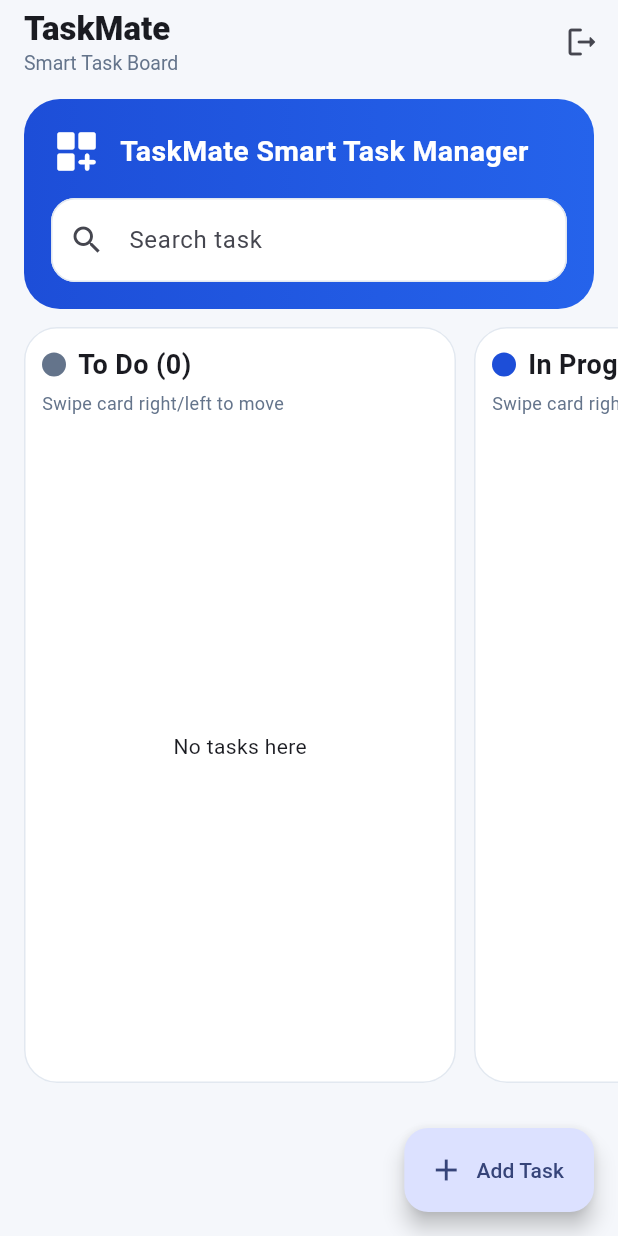
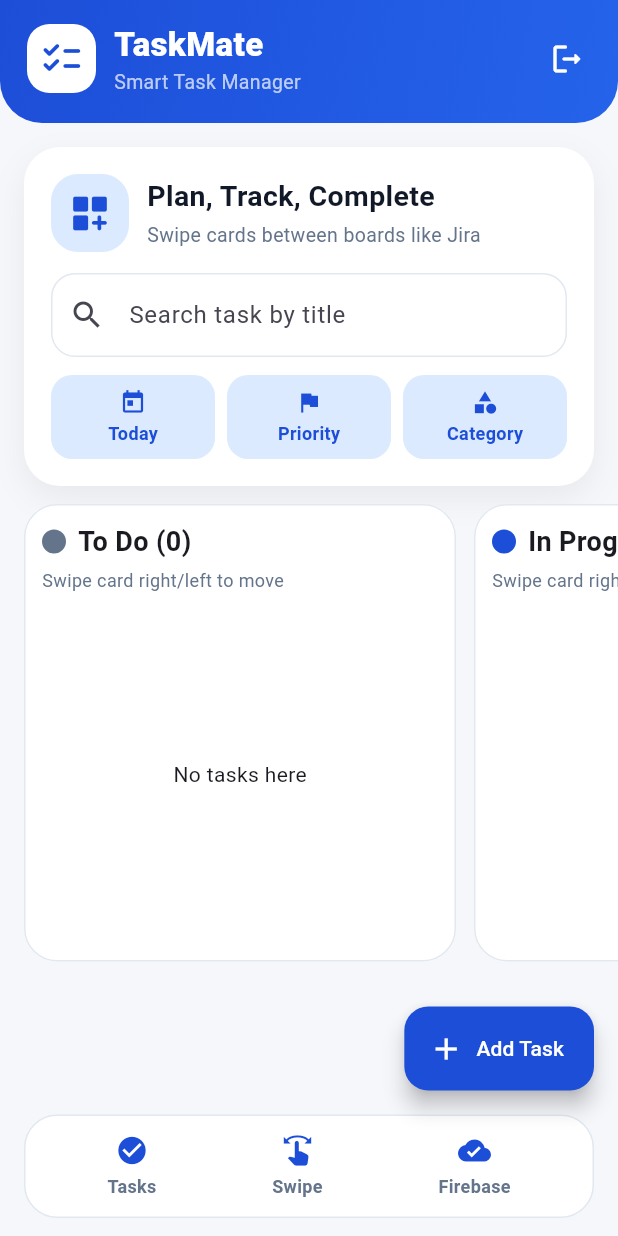
Before and after one commit to Hayyan47/Smart-Task-manager, a Flutter app: the HomeScreen screen opened directly with empty values, on a phone screen of 412 x 824 dp. Run offline on Flutter 3.47's test engine with Material 3 defaults, Android fonts, the phone set to English and light mode, and no system bars; our stand-ins replace cloud_firestore, firebase_auth, firebase_core; accounts and stored records are empty.

Commit message:
Add themed app bar header and footer

```diff
--- a/lib/home_screen.dart
+++ b/lib/home_screen.dart
@@ -4,6 +4,12 @@ import 'package:flutter/material.dart';
 import 'package:intl/intl.dart';
 
 import 'login_screen.dart';
+
+const Color mainBlue = Color(0xFF1D4ED8);
+const Color lightBlue = Color(0xFFDBEAFE);
+const Color darkText = Color(0xFF111827);
+const Color greyText = Color(0xFF64748B);
+const Color pageBackground = Color(0xFFF5F7FB);
 
 // Home Screen designed as the task management/problem solving part.
 // User can add tasks, search tasks, and move tasks between boards.
@@ -145,56 +151,118 @@ class _HomeScreenState extends State<HomeScreen> {
   @override
   Widget build(BuildContext context) {
     return Scaffold(
-      appBar: AppBar(
-        backgroundColor: const Color(0xFFF5F7FB),
-        elevation: 0,
-        title: const Column(
+      backgroundColor: pageBackground,
+      appBar: PreferredSize(
+        preferredSize: const Size.fromHeight(82),
+        child: Container(
+          decoration: const BoxDecoration(
+            gradient: LinearGradient(
+              colors: [Color(0xFF1D4ED8), Color(0xFF2563EB)],
+              begin: Alignment.topLeft,
+              end: Alignment.bottomRight,
+            ),
+            borderRadius: BorderRadius.only(
+              bottomLeft: Radius.circular(28),
+              bottomRight: Radius.circular(28),
+            ),
+          ),
+          child: SafeArea(
+            child: Padding(
+              padding: const EdgeInsets.fromLTRB(18, 8, 10, 12),
+              child: Row(
+                children: [
+                  Container(
+                    height: 46,
+                    width: 46,
+                    decoration: BoxDecoration(
+                      color: Colors.white,
+                      borderRadius: BorderRadius.circular(15),
+                    ),
+                    child: const Icon(Icons.checklist_rounded,
+                        color: mainBlue, size: 30),
+                  ),
+                  const SizedBox(width: 12),
+                  const Expanded(
+                    child: Column(
                       crossAxisAlignment: CrossAxisAlignment.start,
+                      mainAxisAlignment: MainAxisAlignment.center,
                       children: [
                         Text(
                           'TaskMate',
-              style: TextStyle(fontWeight: FontWeight.w900),
+                          style: TextStyle(
+                            color: Colors.white,
+                            fontSize: 22,
+                            fontWeight: FontWeight.w900,
+                          ),
                         ),
                         Text(
-              'Smart Task Board',
-              style: TextStyle(fontSize: 13, color: Color(0xFF64748B)),
+                          'Smart Task Manager',
+                          style: TextStyle(color: Colors.white70, fontSize: 13),
                         ),
                       ],
                     ),
-        actions: [
+                  ),
                   IconButton(
+                    tooltip: 'Logout',
                     onPressed: logout,
-            icon: const Icon(Icons.logout_rounded),
+                    icon: const Icon(Icons.logout_rounded, color: Colors.white),
                   ),
                 ],
+              ),
+            ),
+          ),
+        ),
       ),
       body: Column(
         children: [
           Container(
-            margin: const EdgeInsets.fromLTRB(16, 10, 16, 12),
+            margin: const EdgeInsets.fromLTRB(16, 16, 16, 12),
             padding: const EdgeInsets.all(18),
             decoration: BoxDecoration(
-              gradient: const LinearGradient(
-                colors: [Color(0xFF1D4ED8), Color(0xFF2563EB)],
+              color: Colors.white,
+              borderRadius: BorderRadius.circular(24),
+              boxShadow: [
+                BoxShadow(
+                  color: Colors.black.withValues(alpha: 0.06),
+                  blurRadius: 18,
+                  offset: const Offset(0, 8),
                 ),
-              borderRadius: BorderRadius.circular(24),
+              ],
             ),
             child: Column(
               crossAxisAlignment: CrossAxisAlignment.start,
               children: [
-                const Row(
+                Row(
                   children: [
-                    Icon(Icons.dashboard_customize_rounded,
-                        color: Colors.white, size: 34),
-                    SizedBox(width: 12),
-                    Expanded(
-                      child: Text(
-                        'TaskMate Smart Task Manager',
+                    Container(
+                      height: 52,
+                      width: 52,
+                      decoration: BoxDecoration(
+                        color: lightBlue,
+                        borderRadius: BorderRadius.circular(18),
+                      ),
+                      child: const Icon(Icons.dashboard_customize_rounded,
+                          color: mainBlue, size: 30),
+                    ),
+                    const SizedBox(width: 12),
+                    const Expanded(
+                      child: Column(
+                        crossAxisAlignment: CrossAxisAlignment.start,
+                        children: [
+                          Text(
+                            'Plan, Track, Complete',
                             style: TextStyle(
-                          color: Colors.white,
+                              color: darkText,
                               fontSize: 19,
                               fontWeight: FontWeight.bold,
                             ),
+                          ),
+                          SizedBox(height: 3),
+                          Text(
+                            'Swipe cards between boards like Jira',
+                            style: TextStyle(color: greyText, fontSize: 13),
+                          ),
+                        ],
                       ),
                     ),
                   ],
@@ -202,12 +270,22 @@ class _HomeScreenState extends State<HomeScreen> {
                 const SizedBox(height: 14),
                 TextField(
                   decoration: const InputDecoration(
-                    labelText: 'Search task',
+                    labelText: 'Search task by title',
                     prefixIcon: Icon(Icons.search),
                   ),
                   onChanged: (value) {
                     setState(() => searchText = value);
                   },
+                ),
+                const SizedBox(height: 12),
+                const Row(
+                  children: [
+                    _HeaderChip(icon: Icons.today, text: 'Today'),
+                    SizedBox(width: 8),
+                    _HeaderChip(icon: Icons.flag, text: 'Priority'),
+                    SizedBox(width: 8),
+                    _HeaderChip(icon: Icons.category, text: 'Category'),
+                  ],
                 ),
               ],
             ),
@@ -250,7 +328,26 @@ class _HomeScreenState extends State<HomeScreen> {
           ),
         ],
       ),
+      bottomNavigationBar: Container(
+        margin: const EdgeInsets.fromLTRB(16, 0, 16, 12),
+        padding: const EdgeInsets.symmetric(horizontal: 16, vertical: 12),
+        decoration: BoxDecoration(
+          color: Colors.white,
+          borderRadius: BorderRadius.circular(22),
+          border: Border.all(color: const Color(0xFFE2E8F0)),
+        ),
+        child: const Row(
+          mainAxisAlignment: MainAxisAlignment.spaceAround,
+          children: [
+            _FooterItem(icon: Icons.check_circle, label: 'Tasks'),
+            _FooterItem(icon: Icons.swipe, label: 'Swipe'),
+            _FooterItem(icon: Icons.cloud_done, label: 'Firebase'),
+          ],
+        ),
+      ),
       floatingActionButton: FloatingActionButton.extended(
+        backgroundColor: mainBlue,
+        foregroundColor: Colors.white,
         onPressed: () => openTaskForm(),
         icon: const Icon(Icons.add),
         label: const Text('Add Task'),
@@ -606,3 +703,63 @@ class _HomeScreenState extends State<HomeScreen> {
     descriptionController.dispose();
   }
 }
+
+class _HeaderChip extends StatelessWidget {
+  const _HeaderChip({required this.icon, required this.text});
+
+  final IconData icon;
+  final String text;
+
+  @override
+  Widget build(BuildContext context) {
+    return Expanded(
+      child: Container(
+        padding: const EdgeInsets.symmetric(vertical: 9),
+        decoration: BoxDecoration(
+          color: lightBlue,
+          borderRadius: BorderRadius.circular(14),
+        ),
+        child: Column(
+          children: [
+            Icon(icon, size: 18, color: mainBlue),
+            const SizedBox(height: 3),
+            Text(
+              text,
+              style: const TextStyle(
+                color: mainBlue,
+                fontSize: 12,
+                fontWeight: FontWeight.bold,
+              ),
+            ),
+          ],
+        ),
+      ),
+    );
+  }
+}
+
+class _FooterItem extends StatelessWidget {
+  const _FooterItem({required this.icon, required this.label});
+
+  final IconData icon;
+  final String label;
+
+  @override
+  Widget build(BuildContext context) {
+    return Column(
+      mainAxisSize: MainAxisSize.min,
+      children: [
+        Icon(icon, color: mainBlue, size: 22),
+        const SizedBox(height: 4),
+        Text(
+          label,
+          style: const TextStyle(
+            color: greyText,
+            fontSize: 12,
+            fontWeight: FontWeight.w600,
+          ),
+        ),
+      ],
+    );
+  }
+}
```
Also changed, not shown: 1 other file. Lines whose indentation alone changed are shown as unchanged.
